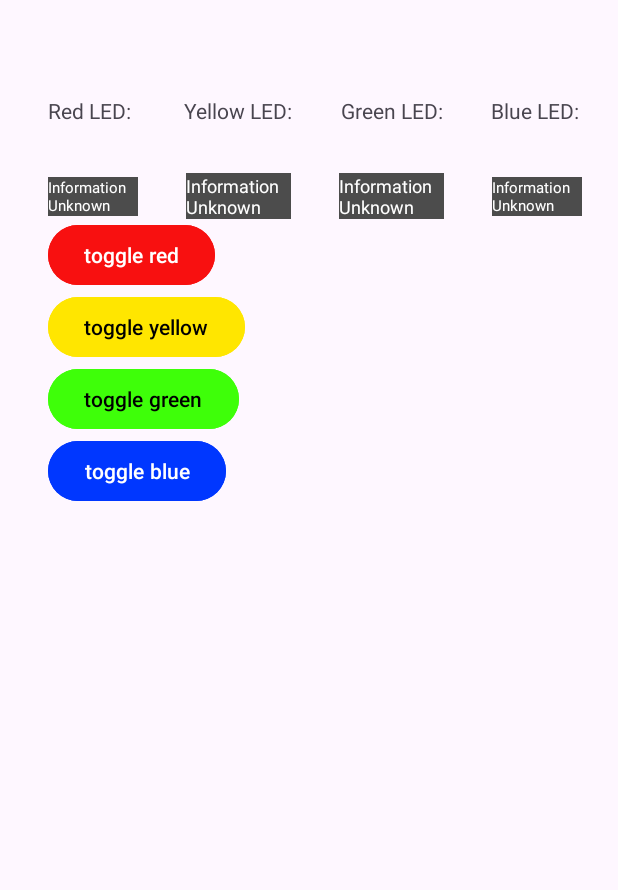
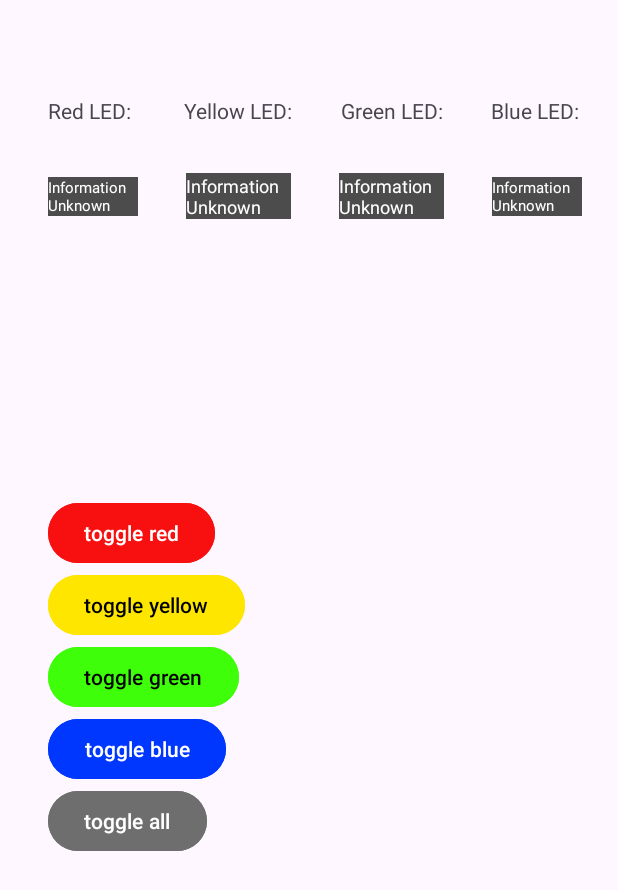
Before and after one commit to davidVeer/Android_Programming_ex, an Android app: the screen it shows after launch (MainActivity), after a tap on "toggle blue", on a phone screen of 412 x 824 dp. Shown: the top 890 px of the screen. Run offline under Robolectric (Android 15) with nearby library versions, the phone set to English and light mode, and no system bars; 15 statements that could not run were skipped.

Commit message:
adding toggle all lights function. removed turning all lights on on connection

```diff
--- a/app/build.gradle.kts
+++ b/app/build.gradle.kts
@@ -15,7 +15,7 @@ android {
 
     defaultConfig {
         applicationId = "com.example.AndroidProgrammeren"
-        minSdk = 31
+        minSdk = 26
         targetSdk = 34
         versionCode = 1
         versionName = "1.0"
--- a/app/src/main/java/com/example/AndroidProgrammeren/MQTT/MQTT_Connections.java
+++ b/app/src/main/java/com/example/AndroidProgrammeren/MQTT/MQTT_Connections.java
@@ -101,7 +101,6 @@ public class MQTT_Connections {
                     toast.show();
 
                     subscribeToTopic(getTopic(Topic.HARDWARE_LEDS));
-                    publishMessage(getTopic(Topic.INITIAL), "connected to system");
                 }
 
                 @Override
@@ -158,8 +157,8 @@ public class MQTT_Connections {
                 return "Software/Button/Green";
             case BUTTON_4:
                 return "Software/Button/Blue";
-            case INITIAL:
-                return "Software/Startup";
+            case BUTTON_ALL:
+                return "Software/Button/All";
             case HARDWARE_LEDS:
                 return "Hardware/LED/all";
             default:
--- a/app/src/main/java/com/example/AndroidProgrammeren/MQTT/Topic.java
+++ b/app/src/main/java/com/example/AndroidProgrammeren/MQTT/Topic.java
@@ -5,6 +5,6 @@ public enum Topic {
     BUTTON_2,
     BUTTON_3,
     BUTTON_4,
-    INITIAL,
+    BUTTON_ALL,
     HARDWARE_LEDS
 }
--- a/app/src/main/java/com/example/AndroidProgrammeren/MainActivity.java
+++ b/app/src/main/java/com/example/AndroidProgrammeren/MainActivity.java
@@ -33,6 +33,7 @@ public class MainActivity extends AppCompatActivity {
         initialiseYellowButton();
         initialiseGreenButton();
         initialiseBlueButton();
+        initialiseAllButton();
 
         redText = findViewById(R.id.redLedInformation);
         yellowText = findViewById(R.id.yellowLedInformation);
@@ -81,6 +82,15 @@ public class MainActivity extends AppCompatActivity {
         });
     }
 
+    public void initialiseAllButton(){
+        View publishButton = findViewById(R.id.allLedButton);
+        publishButton.setOnClickListener(v -> {
+            String topic = mqttConnections.getTopic(Topic.BUTTON_ALL);
+            mqttConnections.publishMessage(topic, "all:toggle");
+
+        });
+    }
+
     public void updateLEDText(boolean red, boolean yellow, boolean green, boolean blue) {
 
         if (red) {
--- a/app/src/main/res/layout/activity_main.xml
+++ b/app/src/main/res/layout/activity_main.xml
@@ -16,6 +16,15 @@
             android:layout_width="match_parent"
             android:layout_height="wrap_content"
             android:orientation="vertical" >
+
+            <HorizontalScrollView
+                android:layout_width="match_parent"
+                android:layout_height="match_parent">
+
+                <LinearLayout
+                    android:layout_width="wrap_content"
+                    android:layout_height="match_parent"
+                    android:orientation="vertical">
 
                     <androidx.constraintlayout.widget.ConstraintLayout
                         android:id="@+id/indicatorConstraints"
@@ -132,11 +141,25 @@
                             app:layout_constraintTop_toTopOf="parent" />
                     </androidx.constraintlayout.widget.ConstraintLayout>
 
+                </LinearLayout>
+            </HorizontalScrollView>
+
             <androidx.constraintlayout.widget.ConstraintLayout
                 android:id="@+id/buttonConstraints"
                 android:layout_width="match_parent"
+                android:layout_height="441dp"
+                android:layout_marginBottom="32dp">
+
+                <Button
+                    android:id="@+id/allLedButton"
+                    android:layout_width="wrap_content"
                     android:layout_height="wrap_content"
-                android:layout_marginBottom="32dp">
+                    android:layout_marginStart="32dp"
+                    android:layout_marginBottom="16dp"
+                    android:backgroundTint="#6E6E6E"
+                    android:text="toggle all"
+                    app:layout_constraintBottom_toBottomOf="parent"
+                    app:layout_constraintStart_toStartOf="parent" />
 
                 <Button
                     android:id="@+id/redLedButton"
@@ -177,7 +200,7 @@
                     android:layout_marginStart="32dp"
                     android:backgroundTint="#0037FF"
                     android:text="toggle blue"
-                    app:layout_constraintBottom_toBottomOf="parent"
+                    app:layout_constraintBottom_toTopOf="@+id/allLedButton"
                     app:layout_constraintStart_toStartOf="parent" />
 
 
--- a/app/src/main/res/values/strings.xml
+++ b/app/src/main/res/values/strings.xml
@@ -1,5 +1,5 @@
 <resources>
-    <string name="app_name">old phone app</string>
+    <string name="app_name">Android programming</string>
     <!-- TODO: Remove or change this placeholder text -->
     <string name="hello_blank_fragment">Hello blank fragment</string>
     <string name="redInformation"/>
```
Also changed, not shown: 1 other file. Lines whose indentation alone changed are shown as unchanged.
